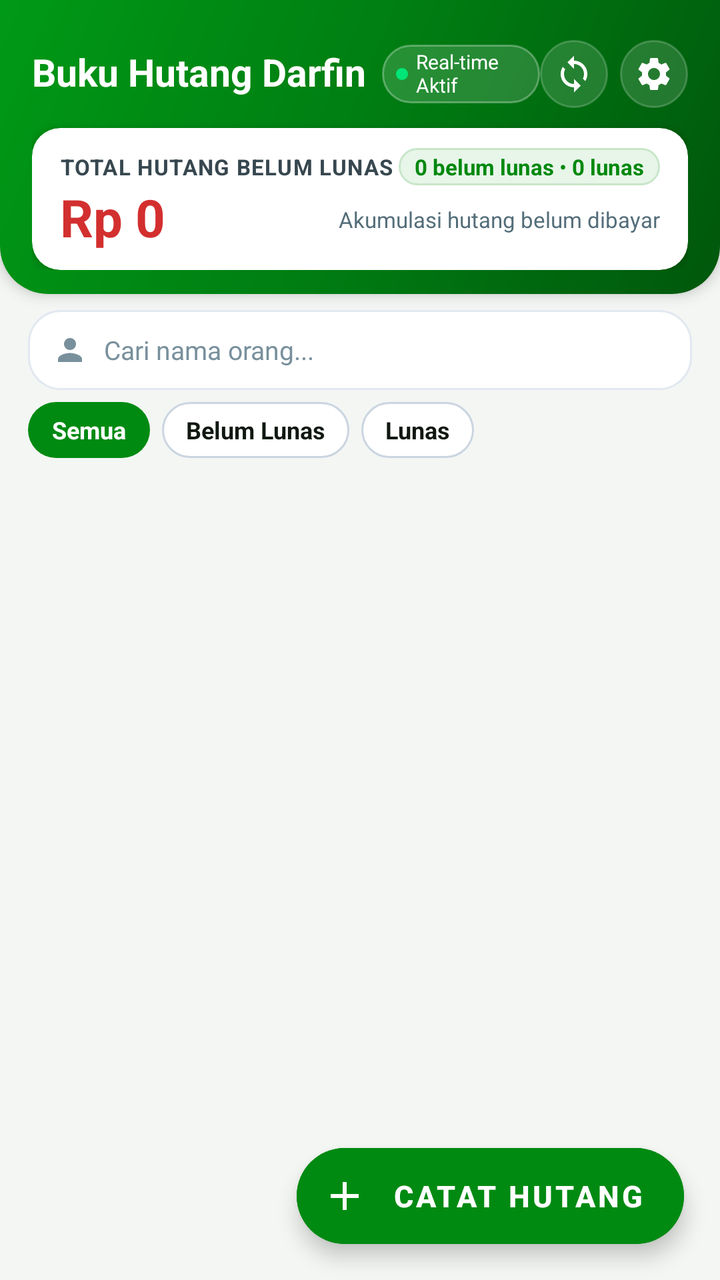
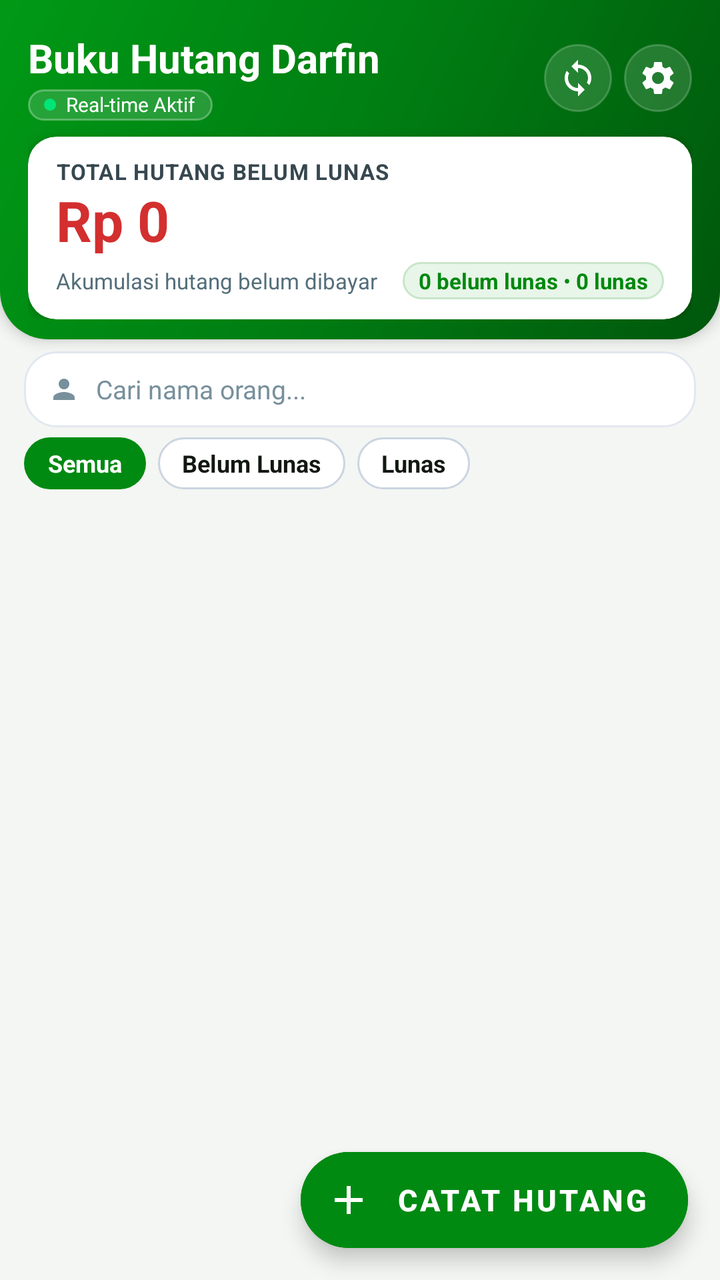

Before-and-after screenshots of an Android layout around one commit, followed by the original layout XML and the change that was made.
<!-- AndroidManifest.xml: application theme Theme.BukuHutangDarfin -->
<!-- res/layout/activity_main.xml -->
<?xml version="1.0" encoding="utf-8"?>
<androidx.coordinatorlayout.widget.CoordinatorLayout xmlns:android="http://schemas.android.com/apk/res/android"
    xmlns:app="http://schemas.android.com/apk/res-auto"
    android:layout_width="match_parent"
    android:layout_height="match_parent"
    android:background="@color/background_light">

    <LinearLayout
        android:layout_width="match_parent"
        android:layout_height="match_parent"
        android:orientation="vertical">

        
        <LinearLayout
            android:layout_width="match_parent"
            android:layout_height="wrap_content"
            android:background="@drawable/bg_banner_gradient"
            android:elevation="4dp"
            android:orientation="vertical"
            android:paddingStart="16dp"
            android:paddingTop="20dp"
            android:paddingEnd="16dp"
            android:paddingBottom="12dp">

            
            <LinearLayout
                android:layout_width="match_parent"
                android:layout_height="wrap_content"
                android:gravity="center_vertical"
                android:orientation="horizontal">

                
                <LinearLayout
                    android:layout_width="0dp"
                    android:layout_height="wrap_content"
                    android:layout_weight="1"
                    android:gravity="center_vertical"
                    android:orientation="horizontal">

                    <TextView
                        android:layout_width="wrap_content"
                        android:layout_height="wrap_content"
                        android:ellipsize="end"
                        android:includeFontPadding="false"
                        android:maxLines="1"
                        android:singleLine="true"
                        android:text="@string/app_name"
                        android:textColor="@color/white"
                        android:textSize="19sp"
                        android:textStyle="bold" />

                    
                    <LinearLayout
                        android:id="@+id/layoutSyncStatus"
                        android:layout_width="wrap_content"
                        android:layout_height="wrap_content"
                        android:layout_marginStart="8dp"
                        android:background="@drawable/bg_badge_sync_compact"
                        android:gravity="center_vertical"
                        android:orientation="horizontal"
                        android:paddingStart="7dp"
                        android:paddingTop="3dp"
                        android:paddingEnd="8dp"
                        android:paddingBottom="3dp">

                        <View
                            android:id="@+id/dotSync"
                            android:layout_width="6dp"
                            android:layout_height="6dp"
                            android:background="@drawable/bg_dot_green" />

                        <TextView
                            android:id="@+id/tvSyncStatus"
                            android:layout_width="wrap_content"
                            android:layout_height="wrap_content"
                            android:layout_marginStart="4dp"
                            android:includeFontPadding="false"
                            android:text="@string/sync_online"
                            android:textColor="@color/white"
                            android:textSize="10sp" />
                    </LinearLayout>
                </LinearLayout>

                
                <LinearLayout
                    android:layout_width="wrap_content"
                    android:layout_height="wrap_content"
                    android:gravity="center_vertical"
                    android:orientation="horizontal">

                    
                    <ImageView
                        android:id="@+id/btnRefreshSync"
                        android:layout_width="34dp"
                        android:layout_height="34dp"
                        android:background="@drawable/bg_icon_button_translucent"
                        android:contentDescription="Refresh Sync"
                        android:padding="7dp"
                        android:src="@drawable/ic_sync"
                        app:tint="@color/white" />

                    
                    <ImageView
                        android:id="@+id/btnCloudSettings"
                        android:layout_width="34dp"
                        android:layout_height="34dp"
                        android:layout_marginStart="6dp"
                        android:background="@drawable/bg_icon_button_translucent"
                        android:contentDescription="Cloud Settings"
                        android:padding="7dp"
                        android:src="@drawable/ic_settings"
                        app:tint="@color/white" />
                </LinearLayout>
            </LinearLayout>

            
            <androidx.cardview.widget.CardView
                android:layout_width="match_parent"
                android:layout_height="wrap_content"
                android:layout_marginTop="10dp"
                app:cardBackgroundColor="@color/white"
                app:cardCornerRadius="14dp"
                app:cardElevation="3dp">

                <LinearLayout
                    android:layout_width="match_parent"
                    android:layout_height="wrap_content"
                    android:orientation="vertical"
                    android:paddingStart="14dp"
                    android:paddingTop="10dp"
                    android:paddingEnd="14dp"
                    android:paddingBottom="10dp">

                    
                    <LinearLayout
                        android:layout_width="match_parent"
                        android:layout_height="wrap_content"
                        android:gravity="center_vertical"
                        android:orientation="horizontal">

                        <TextView
                            android:layout_width="0dp"
                            android:layout_height="wrap_content"
                            android:layout_weight="1"
                            android:letterSpacing="0.04"
                            android:text="@string/grand_total_label"
                            android:textColor="@color/text_secondary"
                            android:textSize="11sp"
                            android:textStyle="bold" />

                        
                        <LinearLayout
                            android:layout_width="wrap_content"
                            android:layout_height="wrap_content"
                            android:background="@drawable/bg_badge_paid"
                            android:paddingStart="8dp"
                            android:paddingTop="2dp"
                            android:paddingEnd="8dp"
                            android:paddingBottom="2dp">

                            <TextView
                                android:id="@+id/tvDebtorCount"
                                android:layout_width="wrap_content"
                                android:layout_height="wrap_content"
                                android:text="0 belum lunas"
                                android:textColor="@color/paid_green"
                                android:textSize="11sp"
                                android:textStyle="bold" />

                            <TextView
                                android:id="@+id/tvCounterSeparator"
                                android:layout_width="wrap_content"
                                android:layout_height="wrap_content"
                                android:text=" • "
                                android:textColor="@color/paid_green"
                                android:textSize="11sp" />

                            <TextView
                                android:id="@+id/tvSettledCount"
                                android:layout_width="wrap_content"
                                android:layout_height="wrap_content"
                                android:text="0 lunas"
                                android:textColor="@color/paid_green"
                                android:textSize="11sp"
                                android:textStyle="bold" />
                        </LinearLayout>
                    </LinearLayout>

                    
                    <LinearLayout
                        android:layout_width="match_parent"
                        android:layout_height="wrap_content"
                        android:layout_marginTop="2dp"
                        android:gravity="center_vertical"
                        android:orientation="horizontal">

                        <TextView
                            android:id="@+id/tvGrandTotal"
                            android:layout_width="0dp"
                            android:layout_height="wrap_content"
                            android:layout_weight="1"
                            android:includeFontPadding="false"
                            android:text="Rp 0"
                            android:textColor="@color/debt_red"
                            android:textSize="26sp"
                            android:textStyle="bold" />

                        <TextView
                            android:layout_width="wrap_content"
                            android:layout_height="wrap_content"
                            android:text="@string/grand_total_sub"
                            android:textColor="@color/text_muted"
                            android:textSize="11sp" />
                    </LinearLayout>
                </LinearLayout>
            </androidx.cardview.widget.CardView>
        </LinearLayout>

        
        <LinearLayout
            android:layout_width="match_parent"
            android:layout_height="40dp"
            android:layout_marginStart="14dp"
            android:layout_marginTop="8dp"
            android:layout_marginEnd="14dp"
            android:background="@drawable/bg_card_elevated"
            android:gravity="center_vertical"
            android:orientation="horizontal"
            android:paddingStart="12dp"
            android:paddingEnd="12dp">

            <ImageView
                android:layout_width="18dp"
                android:layout_height="18dp"
                android:contentDescription="Search"
                android:src="@drawable/ic_person"
                app:tint="@color/text_hint" />

            <EditText
                android:id="@+id/etSearch"
                android:layout_width="match_parent"
                android:layout_height="match_parent"
                android:layout_marginStart="8dp"
                android:background="@android:color/transparent"
                android:hint="@string/search_hint"
                android:imeOptions="actionSearch"
                android:inputType="text"
                android:textColor="@color/text_primary"
                android:textColorHint="@color/text_hint"
                android:textSize="13sp" />
        </LinearLayout>

        
        <HorizontalScrollView
            android:layout_width="match_parent"
            android:layout_height="wrap_content"
            android:layout_marginTop="6dp"
            android:clipToPadding="false"
            android:paddingStart="14dp"
            android:paddingEnd="14dp"
            android:scrollbars="none">

            <LinearLayout
                android:layout_width="wrap_content"
                android:layout_height="wrap_content"
                android:orientation="horizontal">

                <TextView
                    android:id="@+id/btnFilterAll"
                    android:layout_width="wrap_content"
                    android:layout_height="28dp"
                    android:background="@drawable/bg_chip_selected"
                    android:gravity="center"
                    android:paddingStart="12dp"
                    android:paddingEnd="12dp"
                    android:text="Semua"
                    android:textColor="@color/white"
                    android:textSize="12sp"
                    android:textStyle="bold" />

                <TextView
                    android:id="@+id/btnFilterUnpaid"
                    android:layout_width="wrap_content"
                    android:layout_height="28dp"
                    android:layout_marginStart="6dp"
                    android:background="@drawable/bg_chip_unselected"
                    android:gravity="center"
                    android:paddingStart="12dp"
                    android:paddingEnd="12dp"
                    android:text="Belum Lunas"
                    android:textColor="@color/text_primary"
                    android:textSize="12sp"
                    android:textStyle="bold" />

                <TextView
                    android:id="@+id/btnFilterPaid"
                    android:layout_width="wrap_content"
                    android:layout_height="28dp"
                    android:layout_marginStart="6dp"
                    android:background="@drawable/bg_chip_unselected"
                    android:gravity="center"
                    android:paddingStart="12dp"
                    android:paddingEnd="12dp"
                    android:text="Lunas"
                    android:textColor="@color/text_primary"
                    android:textSize="12sp"
                    android:textStyle="bold" />
            </LinearLayout>
        </HorizontalScrollView>

        
        <FrameLayout
            android:layout_width="match_parent"
            android:layout_height="0dp"
            android:layout_weight="1"
            android:paddingStart="10dp"
            android:paddingTop="4dp"
            android:paddingEnd="10dp">

            <androidx.recyclerview.widget.RecyclerView
                android:id="@+id/rvDebtors"
                android:layout_width="match_parent"
                android:layout_height="match_parent"
                android:clipToPadding="false"
                android:paddingBottom="96dp" />

            <LinearLayout
                android:id="@+id/tvEmptyState"
                android:layout_width="match_parent"
                android:layout_height="wrap_content"
                android:layout_gravity="center"
                android:layout_marginBottom="60dp"
                android:gravity="center"
                android:orientation="vertical"
                android:padding="24dp"
                android:visibility="gone">

                <TextView
                    android:layout_width="wrap_content"
                    android:layout_height="wrap_content"
                    android:text="📖"
                    android:textSize="44sp" />

                <TextView
                    android:layout_width="wrap_content"
                    android:layout_height="wrap_content"
                    android:layout_marginTop="12dp"
                    android:gravity="center"
                    android:text="@string/empty_debts_title"
                    android:textColor="@color/text_primary"
                    android:textSize="16sp"
                    android:textStyle="bold" />

                <TextView
                    android:layout_width="wrap_content"
                    android:layout_height="wrap_content"
                    android:layout_marginTop="6dp"
                    android:gravity="center"
                    android:lineSpacingExtra="3dp"
                    android:text="@string/empty_debts_desc"
                    android:textColor="@color/text_secondary"
                    android:textSize="13sp" />
            </LinearLayout>
        </FrameLayout>
    </LinearLayout>

    
    <com.google.android.material.floatingactionbutton.ExtendedFloatingActionButton
        android:id="@+id/fabAdd"
        android:layout_width="wrap_content"
        android:layout_height="wrap_content"
        android:layout_gravity="bottom|end"
        android:layout_margin="18dp"
        android:backgroundTint="@color/primary"
        android:text="@string/add_debt_button"
        android:textColor="@color/white"
        android:textSize="15sp"
        android:textStyle="bold"
        app:elevation="6dp"
        app:icon="@drawable/ic_add"
        app:iconTint="@color/white" />

</androidx.coordinatorlayout.widget.CoordinatorLayout>
<!-- resources referenced by this layout -->
<resources>
  <color name="background_light">#F3F6F3</color>
  <color name="debt_red">#D32F2F</color>
  <color name="paid_green">#00880E</color>
  <color name="primary">#008A12</color>
  <color name="text_hint">#78909C</color>
  <color name="text_muted">#546E7A</color>
  <color name="text_primary">#111811</color>
  <color name="text_secondary">#37474F</color>
  <color name="white">#FFFFFF</color>
  <!-- drawable bg_badge_paid (drawable) -->
  <?xml version="1.0" encoding="utf-8"?>
  <shape xmlns:android="http://schemas.android.com/apk/res/android"
      android:shape="rectangle">
      <solid android:color="@color/paid_green_soft"/>
      <corners android:radius="12dp"/>
      <stroke android:width="1dp" android:color="#C8E6C9"/>
  </shape>
  <!-- drawable bg_badge_sync_compact (drawable) -->
  <?xml version="1.0" encoding="utf-8"?>
  <shape xmlns:android="http://schemas.android.com/apk/res/android"
      android:shape="rectangle">
      <solid android:color="#26FFFFFF" />
      <stroke
          android:width="1dp"
          android:color="#4DFFFFFF" />
      <corners android:radius="14dp" />
  </shape>
  <!-- drawable bg_card_elevated (drawable) -->
  <?xml version="1.0" encoding="utf-8"?>
  <shape xmlns:android="http://schemas.android.com/apk/res/android"
      android:shape="rectangle">
      <solid android:color="@color/card_surface" />
      <stroke
          android:width="1dp"
          android:color="#E2E8F0" />
      <corners android:radius="16dp" />
  </shape>
  <!-- drawable bg_chip_selected (drawable) -->
  <?xml version="1.0" encoding="utf-8"?>
  <shape xmlns:android="http://schemas.android.com/apk/res/android"
      android:shape="rectangle">
      <solid android:color="@color/primary" />
      <corners android:radius="20dp" />
  </shape>
  <!-- drawable bg_chip_unselected (drawable) -->
  <?xml version="1.0" encoding="utf-8"?>
  <shape xmlns:android="http://schemas.android.com/apk/res/android"
      android:shape="rectangle">
      <solid android:color="@color/white" />
      <stroke
          android:width="1dp"
          android:color="#CBD5E1" />
      <corners android:radius="20dp" />
  </shape>
  <!-- drawable bg_dot_green (drawable) -->
  <?xml version="1.0" encoding="utf-8"?>
  <shape xmlns:android="http://schemas.android.com/apk/res/android"
      android:shape="oval">
      <solid android:color="#00E676" />
  </shape>
  <!-- drawable bg_icon_button_translucent (drawable) -->
  <?xml version="1.0" encoding="utf-8"?>
  <ripple xmlns:android="http://schemas.android.com/apk/res/android"
      android:color="#4DFFFFFF">
      <item>
          <shape android:shape="oval">
              <solid android:color="#24FFFFFF" />
              <stroke
                  android:width="1dp"
                  android:color="#33FFFFFF" />
          </shape>
      </item>
  </ripple>
  <!-- drawable ic_add (drawable) -->
  <vector xmlns:android="http://schemas.android.com/apk/res/android"
      android:width="24dp"
      android:height="24dp"
      android:viewportWidth="24"
      android:viewportHeight="24">
      <path
          android:fillColor="@color/white"
          android:pathData="M19,13h-6v6h-2v-6H5v-2h6V5h2v6h6v2z"/>
  </vector>
  <string name="add_debt_button">Catat Hutang</string>
  <string name="app_name">Buku Hutang Darfin</string>
  <string name="empty_debts_desc">Tekan tombol Catat Hutang di bawah untuk mulai mencatat.</string>
  <string name="empty_debts_title">Belum ada catatan hutang</string>
  <string name="grand_total_label">TOTAL HUTANG BELUM LUNAS</string>
  <string name="grand_total_sub">Akumulasi hutang belum dibayar</string>
  <string name="search_hint">Cari nama orang...</string>
  <string name="sync_online">Real-time Aktif</string>
  <color name="paid_green_soft">#E8F5E9</color>
  <color name="card_surface">#FFFFFF</color>
  <color name="primary_dark">#005F0D</color>
  <color name="accent">#00C417</color>
  <!-- unchanged entries left out for length: 5 -->
</resources>

<!-- the commit's change to res/layout/activity_main.xml (unified diff, before → after) -->
@@ -17,10 +17,10 @@
             android:background="@drawable/bg_banner_gradient"
             android:elevation="4dp"
             android:orientation="vertical"
-            android:paddingStart="16dp"
-            android:paddingTop="20dp"
-            android:paddingEnd="16dp"
-            android:paddingBottom="12dp">
+            android:paddingStart="14dp"
+            android:paddingTop="18dp"
+            android:paddingEnd="14dp"
+            android:paddingBottom="10dp">
 
             
             <LinearLayout
@@ -34,8 +34,7 @@
                     android:layout_width="0dp"
                     android:layout_height="wrap_content"
                     android:layout_weight="1"
-                    android:gravity="center_vertical"
-                    android:orientation="horizontal">
+                    android:orientation="vertical">
 
                     <TextView
                         android:layout_width="wrap_content"
@@ -46,7 +45,7 @@
                         android:singleLine="true"
                         android:text="@string/app_name"
                         android:textColor="@color/white"
-                        android:textSize="19sp"
+                        android:textSize="20sp"
                         android:textStyle="bold" />
 
                     
@@ -54,14 +53,14 @@
                         android:id="@+id/layoutSyncStatus"
                         android:layout_width="wrap_content"
                         android:layout_height="wrap_content"
-                        android:layout_marginStart="8dp"
+                        android:layout_marginTop="3dp"
                         android:background="@drawable/bg_badge_sync_compact"
                         android:gravity="center_vertical"
                         android:orientation="horizontal"
-                        android:paddingStart="7dp"
-                        android:paddingTop="3dp"
-                        android:paddingEnd="8dp"
-                        android:paddingBottom="3dp">
+                        android:paddingStart="8dp"
+                        android:paddingTop="2dp"
+                        android:paddingEnd="9dp"
+                        android:paddingBottom="2dp">
 
                         <View
                             android:id="@+id/dotSync"
@@ -73,8 +72,10 @@
                             android:id="@+id/tvSyncStatus"
                             android:layout_width="wrap_content"
                             android:layout_height="wrap_content"
-                            android:layout_marginStart="4dp"
+                            android:layout_marginStart="5dp"
                             android:includeFontPadding="false"
+                            android:maxLines="1"
+                            android:singleLine="true"
                             android:text="@string/sync_online"
                             android:textColor="@color/white"
                             android:textSize="10sp" />
@@ -117,7 +118,7 @@
             <androidx.cardview.widget.CardView
                 android:layout_width="match_parent"
                 android:layout_height="wrap_content"
-                android:layout_marginTop="10dp"
+                android:layout_marginTop="8dp"
                 app:cardBackgroundColor="@color/white"
                 app:cardCornerRadius="14dp"
                 app:cardElevation="3dp">
@@ -132,9 +133,35 @@
                     android:paddingBottom="10dp">
 
                     
+                    <TextView
+                        android:layout_width="match_parent"
+                        android:layout_height="wrap_content"
+                        android:letterSpacing="0.04"
+                        android:singleLine="true"
+                        android:text="@string/grand_total_label"
+                        android:textColor="@color/text_secondary"
+                        android:textSize="11sp"
+                        android:textStyle="bold" />
+
+                    
+                    <TextView
+                        android:id="@+id/tvGrandTotal"
+                        android:layout_width="match_parent"
+                        android:layout_height="wrap_content"
+                        android:layout_marginTop="2dp"
+                        android:includeFontPadding="false"
+                        android:maxLines="1"
+                        android:singleLine="true"
+                        android:text="Rp 0"
+                        android:textColor="@color/debt_red"
+                        android:textSize="28sp"
+                        android:textStyle="bold" />
+
+                    
                     <LinearLayout
                         android:layout_width="match_parent"
                         android:layout_height="wrap_content"
+                        android:layout_marginTop="3dp"
                         android:gravity="center_vertical"
                         android:orientation="horizontal">
 
@@ -142,17 +169,17 @@
                             android:layout_width="0dp"
                             android:layout_height="wrap_content"
                             android:layout_weight="1"
-                            android:letterSpacing="0.04"
-                            android:text="@string/grand_total_label"
-                            android:textColor="@color/text_secondary"
-                            android:textSize="11sp"
-                            android:textStyle="bold" />
+                            android:singleLine="true"
+                            android:text="@string/grand_total_sub"
+                            android:textColor="@color/text_muted"
+                            android:textSize="11sp" />
 
                         
                         <LinearLayout
                             android:layout_width="wrap_content"
                             android:layout_height="wrap_content"
                             android:background="@drawable/bg_badge_paid"
+                            android:gravity="center_vertical"
                             android:paddingStart="8dp"
                             android:paddingTop="2dp"
                             android:paddingEnd="8dp"
@@ -162,6 +189,7 @@
                                 android:id="@+id/tvDebtorCount"
                                 android:layout_width="wrap_content"
                                 android:layout_height="wrap_content"
+                                android:singleLine="true"
                                 android:text="0 belum lunas"
                                 android:textColor="@color/paid_green"
                                 android:textSize="11sp"
@@ -179,39 +207,13 @@
                                 android:id="@+id/tvSettledCount"
                                 android:layout_width="wrap_content"
                                 android:layout_height="wrap_content"
+                                android:singleLine="true"
                                 android:text="0 lunas"
                                 android:textColor="@color/paid_green"
                                 android:textSize="11sp"
                                 android:textStyle="bold" />
                         </LinearLayout>
                     </LinearLayout>
-
-                    
-                    <LinearLayout
-                        android:layout_width="match_parent"
-                        android:layout_height="wrap_content"
-                        android:layout_marginTop="2dp"
-                        android:gravity="center_vertical"
-                        android:orientation="horizontal">
-
-                        <TextView
-                            android:id="@+id/tvGrandTotal"
-                            android:layout_width="0dp"
-                            android:layout_height="wrap_content"
-                            android:layout_weight="1"
-                            android:includeFontPadding="false"
-                            android:text="Rp 0"
-                            android:textColor="@color/debt_red"
-                            android:textSize="26sp"
-                            android:textStyle="bold" />
-
-                        <TextView
-                            android:layout_width="wrap_content"
-                            android:layout_height="wrap_content"
-                            android:text="@string/grand_total_sub"
-                            android:textColor="@color/text_muted"
-                            android:textSize="11sp" />
-                    </LinearLayout>
                 </LinearLayout>
             </androidx.cardview.widget.CardView>
         </LinearLayout>
@@ -219,10 +221,10 @@
         
         <LinearLayout
             android:layout_width="match_parent"
-            android:layout_height="40dp"
-            android:layout_marginStart="14dp"
-            android:layout_marginTop="8dp"
-            android:layout_marginEnd="14dp"
+            android:layout_height="38dp"
+            android:layout_marginStart="12dp"
+            android:layout_marginTop="6dp"
+            android:layout_marginEnd="12dp"
             android:background="@drawable/bg_card_elevated"
             android:gravity="center_vertical"
             android:orientation="horizontal"
@@ -230,8 +232,8 @@
             android:paddingEnd="12dp">
 
             <ImageView
-                android:layout_width="18dp"
-                android:layout_height="18dp"
+                android:layout_width="16dp"
+                android:layout_height="16dp"
                 android:contentDescription="Search"
                 android:src="@drawable/ic_person"
                 app:tint="@color/text_hint" />
@@ -254,10 +256,10 @@
         <HorizontalScrollView
             android:layout_width="match_parent"
             android:layout_height="wrap_content"
-            android:layout_marginTop="6dp"
+            android:layout_marginTop="5dp"
             android:clipToPadding="false"
-            android:paddingStart="14dp"
-            android:paddingEnd="14dp"
+            android:paddingStart="12dp"
+            android:paddingEnd="12dp"
             android:scrollbars="none">
 
             <LinearLayout
@@ -268,7 +270,7 @@
                 <TextView
                     android:id="@+id/btnFilterAll"
                     android:layout_width="wrap_content"
-                    android:layout_height="28dp"
+                    android:layout_height="26dp"
                     android:background="@drawable/bg_chip_selected"
                     android:gravity="center"
                     android:paddingStart="12dp"
@@ -281,7 +283,7 @@
                 <TextView
                     android:id="@+id/btnFilterUnpaid"
                     android:layout_width="wrap_content"
-                    android:layout_height="28dp"
+                    android:layout_height="26dp"
                     android:layout_marginStart="6dp"
                     android:background="@drawable/bg_chip_unselected"
                     android:gravity="center"
@@ -295,7 +297,7 @@
                 <TextView
                     android:id="@+id/btnFilterPaid"
                     android:layout_width="wrap_content"
-                    android:layout_height="28dp"
+                    android:layout_height="26dp"
                     android:layout_marginStart="6dp"
                     android:background="@drawable/bg_chip_unselected"
                     android:gravity="center"
@@ -313,16 +315,16 @@
             android:layout_width="match_parent"
             android:layout_height="0dp"
             android:layout_weight="1"
-            android:paddingStart="10dp"
-            android:paddingTop="4dp"
-            android:paddingEnd="10dp">
+            android:paddingStart="8dp"
+            android:paddingTop="3dp"
+            android:paddingEnd="8dp">
 
             <androidx.recyclerview.widget.RecyclerView
                 android:id="@+id/rvDebtors"
                 android:layout_width="match_parent"
                 android:layout_height="match_parent"
                 android:clipToPadding="false"
-                android:paddingBottom="96dp" />
+                android:paddingBottom="90dp" />
 
             <LinearLayout
                 android:id="@+id/tvEmptyState"
@@ -370,7 +372,7 @@
         android:layout_width="wrap_content"
         android:layout_height="wrap_content"
         android:layout_gravity="bottom|end"
-        android:layout_margin="18dp"
+        android:layout_margin="16dp"
         android:backgroundTint="@color/primary"
         android:text="@string/add_debt_button"
         android:textColor="@color/white"
